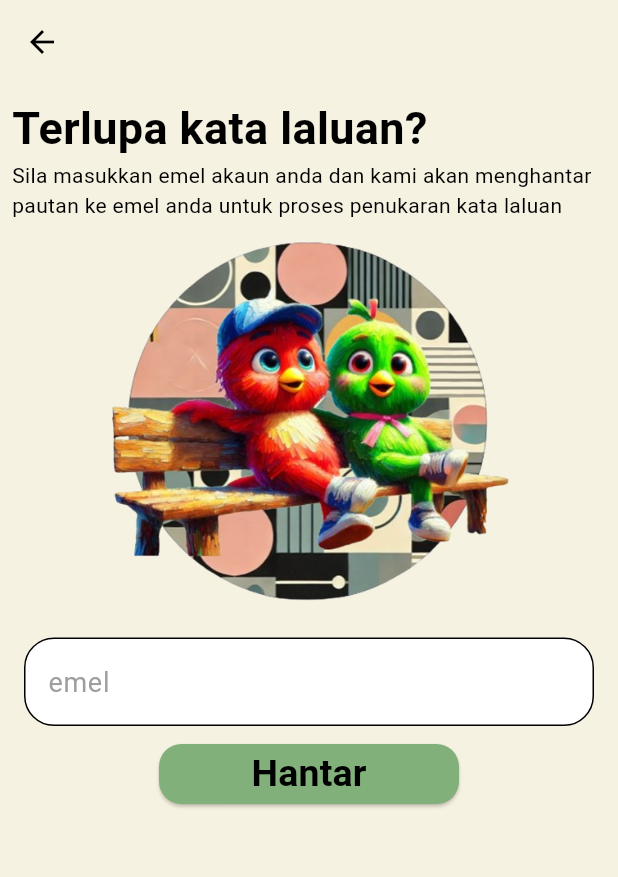
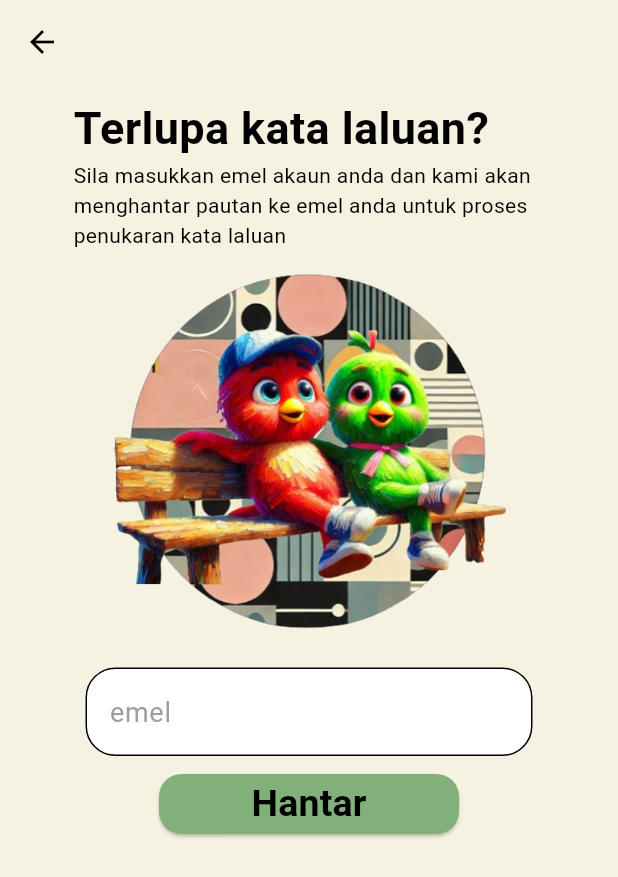
Before and after one commit to Tokibah/jawify_app, a Flutter app: the screen it shows after launch, after a tap on "Terlupa kata laluan?", on a phone screen of 412 x 824 dp. Shown: the top 877 px of the screen. Run offline on Flutter 3.47's test engine with Material 3 defaults, Android fonts, the phone set to English and light mode, and no system bars; drawn by our look-alikes of loader_overlay; our stand-ins replace audioplayers, cloud_firestore, firebase_auth, firebase_core, flutter_spinkit, google_fonts and 4 more; accounts and stored records are empty; Roboto replaces fonts that are missing (Ubuntu).

Commit message:
patch 0.1

```diff
--- a/lib/features/auth/presentation/login_page.dart
+++ b/lib/features/auth/presentation/login_page.dart
@@ -103,12 +103,10 @@ class _LoginPageState extends State<LoginPage> {
                                       ? AuthService.login(context,
                                           _emailCon.text, _passCon.text)
                                       : AuthService.createUser(
-
                                           context,
                                           _usernameCon.text,
                                           _emailCon.text,
-                                          _passCon.text
-                                          );
+                                          _passCon.text);
                                 }
                               },
                               child: Text(
@@ -133,16 +131,21 @@ class _LoginPageState extends State<LoginPage> {
                                 ),
                               )
                             ]),
-                        Row(
-                            mainAxisAlignment: MainAxisAlignment.center,
-                            children: [
-                              LoginBox(
-                                  logo: "assets/images/logo_apple.png",
-                                  login: () => AuthService.loginApple(context)),
-                              LoginBox(
-                                  logo: "assets/images/logo_google.png",
-                                  login: () => AuthService.loginGoogle(context))
-                            ])
+                        SizedBox(
+                          width: double.infinity,
+                          child: Wrap(
+                              alignment: WrapAlignment.center,
+                              children: [
+                                LoginBox(
+                                    logo: "assets/images/logo_apple.png",
+                                    login: () =>
+                                        AuthService.loginApple(context)),
+                                LoginBox(
+                                    logo: "assets/images/logo_google.png",
+                                    login: () =>
+                                        AuthService.loginGoogle(context))
+                              ]),
+                        )
                       ]),
                     ),
                   ),
--- a/lib/features/auth/presentation/reset_pass_page.dart
+++ b/lib/features/auth/presentation/reset_pass_page.dart
@@ -1,16 +1,51 @@
+import 'dart:async';
+
 import 'package:flutter/material.dart';
 import 'package:jawify/core/auth_service.dart';
 
-class ResetPassPage extends StatelessWidget {
+class ResetPassPage extends StatefulWidget {
   const ResetPassPage({super.key});
 
   @override
+  State<ResetPassPage> createState() => _ResetPassPageState();
+}
+
+class _ResetPassPageState extends State<ResetPassPage> {
+  final emailCon = TextEditingController();
+  bool isButtonEnabled = true;
+  Timer? cooldownTimer;
+
+  void sendResetEmail() {
+    if (!isButtonEnabled) return;
+
+    AuthService.resetPassword(context, emailCon.text);
+
+    setState(() {
+      isButtonEnabled = false;
+    });
+
+    cooldownTimer = Timer(const Duration(seconds: 5), () {
+      setState(() {
+        isButtonEnabled = true;
+      });
+    });
+  }
+
+  @override
+  void dispose() {
+    emailCon.dispose();
+    cooldownTimer?.cancel();
+    super.dispose();
+  }
+
+  @override
   Widget build(BuildContext context) {
-    final emailCon = TextEditingController();
-
     return Scaffold(
       appBar: AppBar(),
-      body: Padding(
+      body: Center(
+        child: SizedBox(
+          width: 330,
+          child: Padding(
             padding: const EdgeInsets.all(8.0),
             child: Column(
               crossAxisAlignment: CrossAxisAlignment.center,
@@ -19,7 +54,8 @@ class ResetPassPage extends StatelessWidget {
                     alignment: Alignment.topLeft,
                     child: Text(
                       "Terlupa kata laluan?",
-                  style: TextStyle(fontWeight: FontWeight.bold, fontSize: 30),
+                      style:
+                          TextStyle(fontWeight: FontWeight.bold, fontSize: 30),
                     )),
                 const Text(
                     "Sila masukkan emel akaun anda dan kami akan menghantar pautan ke emel anda untuk proses penukaran kata laluan"),
@@ -40,15 +76,17 @@ class ResetPassPage extends StatelessWidget {
                 SizedBox(
                   width: 200,
                   child: ElevatedButton(
-                  onPressed: () {
-                    AuthService.resetPassword(context, emailCon.text);
-                  },
-                  child: const Text(
-                    "Hantar",
-                    style: TextStyle(fontWeight: FontWeight.bold, fontSize: 25),
-                  )),
+                    onPressed: isButtonEnabled ? sendResetEmail : null,
+                    child: Text(
+                      isButtonEnabled ? "Hantar" : "Tunggu...",
+                      style: const TextStyle(
+                          fontWeight: FontWeight.bold, fontSize: 25),
+                    ),
+                  ),
                 )
               ],
+            ),
+          ),
         ),
       ),
     );
--- a/lib/features/auth/widget/login_box.dart
+++ b/lib/features/auth/widget/login_box.dart
@@ -7,16 +7,14 @@ class LoginBox extends StatelessWidget {
   final Function() login;
   @override
   Widget build(BuildContext context) {
-    return GestureDetector(
-      onTap: () => login(),
-      child: Padding(
+    return Padding(
       padding: const EdgeInsets.all(10),
       child: SizedBox(
         height: 50,
         width: 100,
         child: ElevatedButton(
             clipBehavior: Clip.antiAlias,
-              onPressed: () => login,
+            onPressed: login,
             child: Image.asset(
               logo,
               height: double.infinity,
@@ -24,7 +22,6 @@ class LoginBox extends StatelessWidget {
               fit: BoxFit.cover,
             )),
       ),
-      ),
     );
   }
 }
--- a/lib/features/frame/widget/topbar.dart
+++ b/lib/features/frame/widget/topbar.dart
@@ -30,7 +30,9 @@ class Topbar extends StatelessWidget {
       ]);
     }
 
-    return Container(
+    return Padding(
+      padding: const EdgeInsets.all(8.0),
+      child: Container(
         height: 60,
         decoration: BoxDecoration(
           borderRadius: BorderRadius.circular(40),
@@ -46,6 +48,7 @@ class Topbar extends StatelessWidget {
           topIcon(icon: Icons.diamond, number: gem, color: Colors.blue),
           topIcon(icon: Icons.local_hospital, number: life, color: Colors.red)
         ]),
+      ),
     );
   }
 }
--- a/lib/features/game/presentation/game_page.dart
+++ b/lib/features/game/presentation/game_page.dart
@@ -30,8 +30,8 @@ class QuizPage extends StatelessWidget {
               "https://images.vexels.com/content/3534/preview/colorful-abstract-design-background-23b0c0.png",
           color: mainColor,
           ontap: () {
-            Navigator.of(context)
-                .push(MaterialPageRoute(builder: (context) => const FlashCardPage()));
+            Navigator.of(context).push(
+                MaterialPageRoute(builder: (context) => const FlashCardPage()));
           },
         ),
         GameBox(ontap: () {}),
--- a/lib/features/level/presentation/level_page.dart
+++ b/lib/features/level/presentation/level_page.dart
@@ -82,14 +82,16 @@ class _LevelPageState extends State<LevelPage> {
                                       content: Text("Tiada nyawa")));
                             } else if (widget.level[0] >= chapter!.chapter ||
                                 widget.level[1] >= i) {
-                              await Navigator.push(
+                              int? templife = await Navigator.push(
                                   context,
                                   MaterialPageRoute(
                                       builder: (context) => InGamePage(
                                           level: chapter!.levelList[i],
                                           currprog: [chapIndex, i],
                                           player: widget.user)));
-
+                              if (templife != null) {
+                                await Player.updatelife(templife);
+                              }
                               await Navigator.pushReplacement(
                                   context,
                                   MaterialPageRoute(
--- a/lib/main.dart
+++ b/lib/main.dart
@@ -2,7 +2,6 @@ import 'package:firebase_auth/firebase_auth.dart';
 import 'package:firebase_core/firebase_core.dart';
 import 'package:flutter/material.dart';
 import 'package:flutter/services.dart';
-import 'package:flutter_screenutil/flutter_screenutil.dart';
 import 'package:flutter_spinkit/flutter_spinkit.dart';
 import 'package:google_mobile_ads/google_mobile_ads.dart';
 import 'package:jawify/core/theme.dart';
@@ -54,11 +53,6 @@ class Jawify extends StatelessWidget {
   Widget build(BuildContext context) {
     final user = FirebaseAuth.instance.currentUser;
 
-    return ScreenUtilInit(
-      designSize: const Size(412, 732),
-      minTextAdapt: true,
-      splitScreenMode: true,
-      builder: (_, child) {
     return GlobalLoaderOverlay(
       overlayWidgetBuilder: (progress) {
         return const Center(
@@ -72,6 +66,4 @@ class Jawify extends StatelessWidget {
           home: user == null ? const LoginPage() : const FrameLayer()),
     );
   }
-    );
 }
-}
--- a/pubspec.yaml
+++ b/pubspec.yaml
@@ -37,7 +37,6 @@ dependencies:
   firebase_messaging: ^15.1.6
   flutter:
     sdk: flutter
-  flutter_screenutil: ^5.9.3
   flutter_spinkit: ^5.2.1
   google_fonts: ^6.2.1
   google_mobile_ads: ^5.2.0
```
Also changed, not shown: lib/core/auth_service.dart (+8 -2 lines), lib/features/dictionary/presentation/dictionary_page.dart (+8 -11 lines), lib/features/frame/presentation/frame_layer.dart (+6 -5 lines), lib/features/level/presentation/ingame_page.dart (+31 -5 lines), pubspec.lock, 3 other files. Lines whose indentation alone changed are shown as unchanged.
